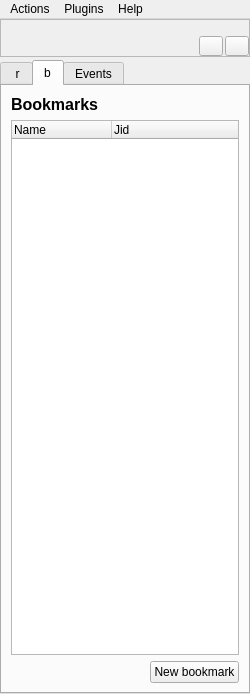
xmpp-graveyard/jabbim, file widgets/mainWindow.ui: the form before one commit.
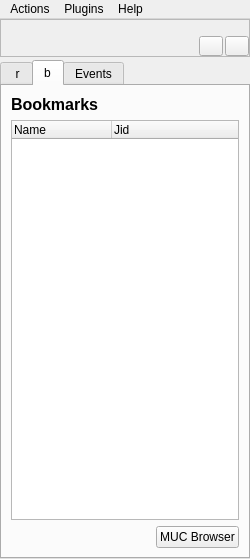
The form after the commit. The open tabs and pages were chosen to show the change. Icons and pictures are not drawn.

Commit message: muc browser v bookmark tabech, oprava

```diff
--- a/widgets/mainWindow.ui
+++ b/widgets/mainWindow.ui
@@ -6,7 +6,7 @@
     <x>0</x>
     <y>0</y>
     <width>250</width>
-    <height>694</height>
+    <height>559</height>
    </rect>
   </property>
   <property name="windowTitle" >
@@ -295,7 +295,7 @@
             <item row="2" column="1" >
              <widget class="QPushButton" name="newBookmark" >
               <property name="text" >
-               <string>New bookmark</string>
+               <string>MUC Browser</string>
               </property>
              </widget>
             </item>
```
Left out of the diff: 2 changed lines with no effect on the pictures. The commit also changes 2 other files.
